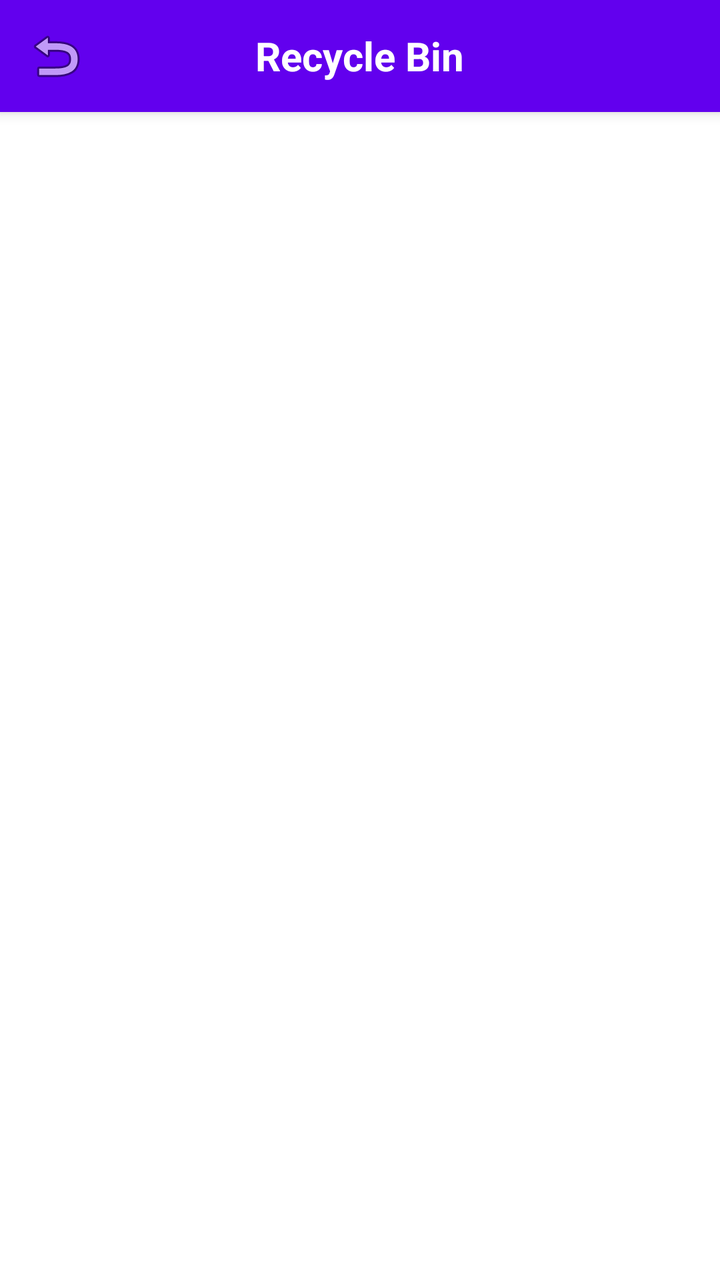
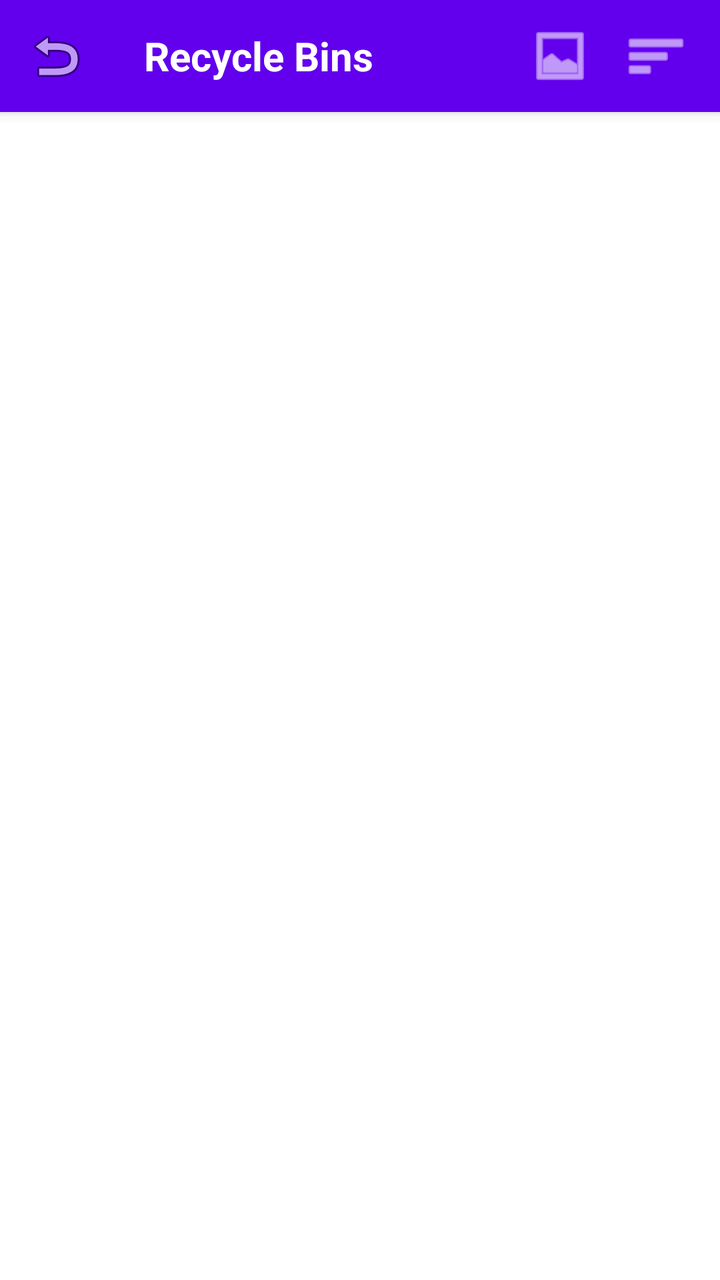

Two renders of the same Android screen: before a commit and after it. Below are the layout's source before the change and the commit's diff.
<!-- AndroidManifest.xml: activity theme AppTheme.Light -->
<!-- res/layout/activity_recycle_bin.xml -->
<?xml version="1.0" encoding="utf-8"?>
<RelativeLayout xmlns:android="http://schemas.android.com/apk/res/android"
    android:layout_width="match_parent"
    android:layout_height="match_parent"
    android:background="?attr/appBackgroundColor">

    
    <RelativeLayout
        android:id="@+id/top_bar_recycle_bin"
        android:layout_width="match_parent"
        android:layout_height="56dp"
        android:background="?attr/appPrimaryColor"
        android:elevation="4dp">

        <ImageButton
            android:id="@+id/back_button_recycle_bin"
            android:layout_width="56dp"
            android:layout_height="56dp"
            android:layout_alignParentStart="true"
            android:layout_centerVertical="true"
            android:background="?android:attr/selectableItemBackgroundBorderless"
            android:contentDescription="Back"
            android:src="@android:drawable/ic_menu_revert" />

        <TextView
            android:id="@+id/title_recycle_bin"
            android:layout_width="wrap_content"
            android:layout_height="wrap_content"
            android:layout_centerInParent="true"
            android:text="Recycle Bin"
            android:textColor="?attr/appHeaderTextColor"
            android:textSize="20sp"
            android:textStyle="bold" />
    </RelativeLayout>

    
    <androidx.recyclerview.widget.RecyclerView
        android:id="@+id/recycle_bin_recycler_view"
        android:layout_width="match_parent"
        android:layout_height="match_parent"
        android:layout_below="@id/top_bar_recycle_bin"
        android:padding="8dp"/>

    
    <TextView
        android:id="@+id/empty_view_recycle_bin"
        android:layout_width="wrap_content"
        android:layout_height="wrap_content"
        android:layout_centerInParent="true"
        android:text="Recycle Bin is empty."
        android:textColor="@android:color/darker_gray"
        android:textSize="16sp"
        android:visibility="gone"/>

</RelativeLayout>
<!-- resources referenced by this layout -->
<resources>
  <style name="AppTheme.Light" parent="AppThemeBase">
          <item name="appPrimaryColor">@color/lt_colorPrimary</item>
          <item name="appBackgroundColor">@color/lt_backgroundColor</item>
          <item name="appTextColor">@color/lt_textColor</item>
          <item name="appHeaderTextColor">@color/lt_headerTextColor</item>
      </style>
  <style name="AppThemeBase" parent="android:Theme.DeviceDefault.Light.NoActionBar">
          <item name="android:windowBackground">?attr/appBackgroundColor</item>
          <item name="android:colorPrimary">?attr/appPrimaryColor</item>
          <item name="android:textColor">?attr/appTextColor</item>
          <item name="android:buttonStyle">@style/AppButton</item>
      </style>
  <color name="lt_colorPrimary">#6200EE</color>
  <color name="lt_backgroundColor">#FFFFFF</color>
  <color name="lt_textColor">#000000</color>
  <color name="lt_headerTextColor">#FFFFFF</color>
  <style name="AppButton" parent="android:Widget.Button">
          <item name="android:textColor">?attr/appHeaderTextColor</item>
          <item name="android:background">?attr/appPrimaryColor</item>
      </style>
</resources>

<!-- the commit's change to res/layout/activity_recycle_bin.xml (unified diff, before → after) -->
@@ -12,26 +12,161 @@
         android:background="?attr/appPrimaryColor"
         android:elevation="4dp">
 
-        <ImageButton
-            android:id="@+id/back_button_recycle_bin"
-            android:layout_width="56dp"
-            android:layout_height="56dp"
-            android:layout_alignParentStart="true"
-            android:layout_centerVertical="true"
-            android:background="?android:attr/selectableItemBackgroundBorderless"
-            android:contentDescription="Back"
-            android:src="@android:drawable/ic_menu_revert" />
+        
+        <RelativeLayout
+            android:layout_width="match_parent"
+            android:layout_height="match_parent">
 
-        <TextView
-            android:id="@+id/title_recycle_bin"
-            android:layout_width="wrap_content"
-            android:layout_height="wrap_content"
-            android:layout_centerInParent="true"
-            android:text="Recycle Bin"
+            <ImageButton
+                android:id="@+id/back_button_recycle_bin"
+                android:layout_width="56dp"
+                android:layout_height="56dp"
+                android:layout_alignParentStart="true"
+                android:layout_centerVertical="true"
+                android:background="?android:attr/selectableItemBackgroundBorderless"
+                android:contentDescription="Back"
+                android:src="@android:drawable/ic_menu_revert" />
+
+            
+            <ImageView
+                android:id="@+id/recycle_bin_icon"
+                android:layout_width="32dp"
+                android:layout_height="32dp"
+                android:layout_toEndOf="@id/back_button_recycle_bin"
+                android:layout_centerVertical="true"
+                android:layout_marginStart="4dp"
+                android:contentDescription="Recycle Bin Icon"
+                android:src="@android:drawable/ic_menu_delete"
+                android:tint="?attr/appHeaderTextColor"
+                android:visibility="gone" />
+
+            
+            <TextView
+                android:id="@+id/title_recycle_bin"
+                android:layout_width="wrap_content"
+                android:layout_height="wrap_content"
+                android:layout_toEndOf="@id/back_button_recycle_bin"
+                android:layout_centerVertical="true"
+                android:layout_marginStart="16dp"
+                android:text="Recycle Bins"
+                android:textColor="?attr/appHeaderTextColor"
+                android:textSize="20sp"
+                android:textStyle="bold" />
+
+            
+            <LinearLayout
+                android:layout_width="wrap_content"
+                android:layout_height="match_parent"
+                android:layout_alignParentEnd="true"
+                android:orientation="horizontal"
+                android:gravity="center_vertical"
+                android:paddingEnd="8dp">
+
+                
+                <ImageButton
+                    android:id="@+id/btn_toggle_layout_recycle_bin"
+                    android:layout_width="48dp"
+                    android:layout_height="48dp"
+                    android:background="?android:attr/selectableItemBackgroundBorderless"
+                    android:contentDescription="Toggle View Mode"
+                    android:src="@android:drawable/ic_menu_gallery"
+                    android:tint="?attr/appHeaderTextColor" />
+
+                
+                <ImageButton
+                    android:id="@+id/btn_sort_recycle_bin"
+                    android:layout_width="48dp"
+                    android:layout_height="48dp"
+                    android:background="?android:attr/selectableItemBackgroundBorderless"
+                    android:contentDescription="Sort Items"
+                    android:src="@android:drawable/ic_menu_sort_by_size"
+                    android:tint="?attr/appHeaderTextColor" />
+
+            </LinearLayout>
+        </RelativeLayout>
+
+        
+        <LinearLayout
+            android:id="@+id/selection_header_layout_recycle_bin"
+            android:layout_width="match_parent"
+            android:layout_height="match_parent"
+            android:background="?attr/appPrimaryColor"
+            android:orientation="horizontal"
+            android:gravity="center_vertical"
+            android:visibility="gone"
+            android:clickable="true"
+            android:focusable="true">
+
+            <ImageButton
+                android:id="@+id/btn_close_selection_recycle_bin"
+                android:layout_width="56dp"
+                android:layout_height="56dp"
+                android:background="?android:attr/selectableItemBackgroundBorderless"
+                android:contentDescription="Close Selection"
+                android:src="@android:drawable/ic_menu_close_clear_cancel"
+                android:tint="?attr/appHeaderTextColor" />
+
+            <TextView
+                android:id="@+id/tv_selection_count_recycle_bin"
+                android:layout_width="wrap_content"
+                android:layout_height="wrap_content"
+                android:layout_marginStart="16dp"
+                android:text="0 selected"
+                android:textColor="?attr/appHeaderTextColor"
+                android:textSize="18dp"
+                android:textStyle="bold" />
+
+        </LinearLayout>
+    </RelativeLayout>
+
+    
+    <LinearLayout
+        android:id="@+id/bottom_action_bar_recycle_bin"
+        android:layout_width="match_parent"
+        android:layout_height="64dp"
+        android:layout_alignParentBottom="true"
+        android:background="?attr/appPrimaryColor"
+        android:orientation="horizontal"
+        android:weightSum="2"
+        android:elevation="8dp"
+        android:visibility="gone"
+        android:padding="8dp">
+
+        
+        <Button
+            android:id="@+id/btn_restore_recycle_bin"
+            android:layout_width="0dp"
+            android:layout_height="match_parent"
+            android:layout_weight="1"
+            android:layout_marginEnd="4dp"
+            android:background="?attr/appPrimaryColor"
             android:textColor="?attr/appHeaderTextColor"
-            android:textSize="20sp"
-            android:textStyle="bold" />
-    </RelativeLayout>
+            android:text="Restore"
+            android:textSize="14sp"
+            android:textStyle="bold"
+            android:drawableStart="@android:drawable/ic_menu_revert"
+            android:drawableTint="?attr/appHeaderTextColor"
+            android:paddingStart="16dp"
+            android:paddingEnd="16dp" />
+
+        
+        <Button
+            android:id="@+id/btn_delete_selected_recycle_bin"
+            android:layout_width="0dp"
+            android:layout_height="match_parent"
+            android:layout_weight="1"
+            android:layout_marginStart="4dp"
+            android:background="?attr/appPrimaryColor"
+            android:textColor="?attr/appHeaderTextColor"
+            android:text="Delete"
+            android:textSize="14sp"
+            android:textStyle="bold"
+            android:drawableStart="@android:drawable/ic_menu_delete"
+            android:drawableTint="?attr/appHeaderTextColor"
+            android:paddingStart="16dp"
+            android:paddingEnd="16dp" />
+
+    </LinearLayout>
 
     
     <androidx.recyclerview.widget.RecyclerView
@@ -39,7 +174,9 @@
         android:layout_width="match_parent"
         android:layout_height="match_parent"
         android:layout_below="@id/top_bar_recycle_bin"
-        android:padding="8dp"/>
+        android:layout_above="@id/bottom_action_bar_recycle_bin"
+        android:padding="8dp"
+        android:clipToPadding="false" />
 
     
     <TextView
@@ -50,6 +187,6 @@
         android:text="Recycle Bin is empty."
         android:textColor="@android:color/darker_gray"
         android:textSize="16sp"
-        android:visibility="gone"/>
+        android:visibility="gone" />
 
 </RelativeLayout>
